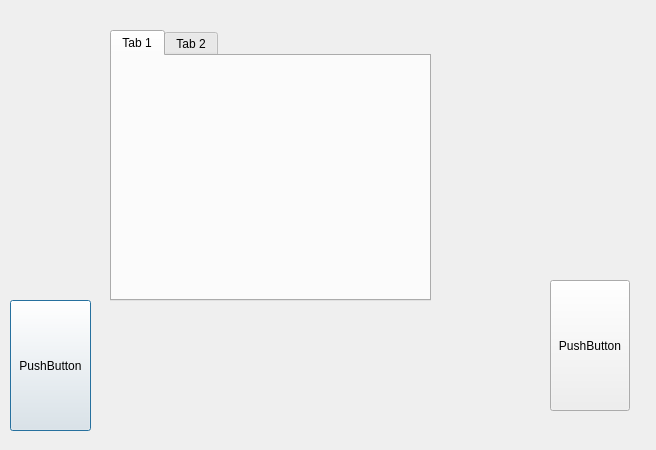
Qt form helpdialog.ui (Frozen-Team/CBDM-Shell) before a commit.
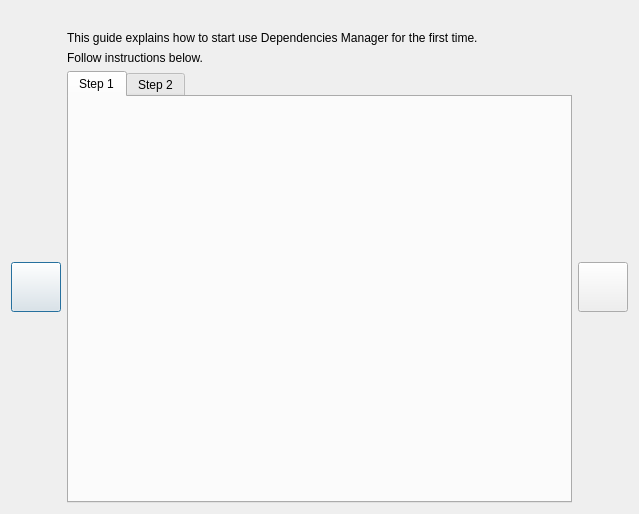
The same form after that commit. Icons and pictures are not drawn.

```diff
--- a/helpdialog.ui
+++ b/helpdialog.ui
@@ -6,59 +6,154 @@
    <rect>
     <x>0</x>
     <y>0</y>
-    <width>656</width>
-    <height>450</height>
+    <width>639</width>
+    <height>514</height>
    </rect>
   </property>
   <property name="windowTitle">
    <string>Dialog</string>
   </property>
-  <widget class="QPushButton" name="pushButton">
-   <property name="geometry">
-    <rect>
-     <x>10</x>
-     <y>300</y>
-     <width>81</width>
-     <height>131</height>
-    </rect>
-   </property>
-   <property name="text">
-    <string>PushButton</string>
-   </property>
-  </widget>
-  <widget class="QPushButton" name="pushButton_2">
-   <property name="geometry">
-    <rect>
-     <x>550</x>
-     <y>280</y>
-     <width>80</width>
-     <height>131</height>
-    </rect>
-   </property>
-   <property name="text">
-    <string>PushButton</string>
-   </property>
-  </widget>
-  <widget class="QTabWidget" name="tabWidget">
-   <property name="geometry">
-    <rect>
-     <x>110</x>
-     <y>30</y>
-     <width>321</width>
-     <height>271</height>
-    </rect>
-   </property>
-   <widget class="QWidget" name="tab">
-    <attribute name="title">
-     <string>Tab 1</string>
-    </attribute>
-   </widget>
-   <widget class="QWidget" name="tab_2">
-    <attribute name="title">
-     <string>Tab 2</string>
-    </attribute>
-   </widget>
-  </widget>
+  <layout class="QGridLayout" name="gridLayout">
+   <item row="0" column="1">
+    <layout class="QVBoxLayout" name="verticalLayout">
+     <item>
+      <widget class="QLabel" name="versionLabel">
+       <property name="toolTipDuration">
+        <number>9</number>
+       </property>
+       <property name="text">
+        <string/>
+       </property>
+      </widget>
+     </item>
+     <item>
+      <widget class="QLabel" name="label_2">
+       <property name="text">
+        <string>This guide explains how to start use Dependencies Manager for the first time.</string>
+       </property>
+      </widget>
+     </item>
+     <item>
+      <widget class="QLabel" name="label_3">
+       <property name="text">
+        <string>Follow instructions below. </string>
+       </property>
+      </widget>
+     </item>
+    </layout>
+   </item>
+   <item row="1" column="0">
+    <layout class="QVBoxLayout" name="verticalLayout_2">
+     <item>
+      <spacer name="verticalSpacer_2">
+       <property name="orientation">
+        <enum>Qt::Vertical</enum>
+       </property>
+       <property name="sizeHint" stdset="0">
+        <size>
+         <width>20</width>
+         <height>40</height>
+        </size>
+       </property>
+      </spacer>
+     </item>
+     <item>
+      <widget class="QPushButton" name="prevButton">
+       <property name="minimumSize">
+        <size>
+         <width>50</width>
+         <height>50</height>
+        </size>
+       </property>
+       <property name="text">
+        <string/>
+       </property>
+       <property name="icon">
+        <iconset resource="res.qrc">
+         <normaloff>:/res/Resources/left.png</normaloff>:/res/Resources/left.png</iconset>
+       </property>
+      </widget>
+     </item>
+     <item>
+      <spacer name="verticalSpacer_3">
+       <property name="orientation">
+        <enum>Qt::Vertical</enum>
+       </property>
+       <property name="sizeHint" stdset="0">
+        <size>
+         <width>20</width>
+         <height>40</height>
+        </size>
+       </property>
+      </spacer>
+     </item>
+    </layout>
+   </item>
+   <item row="1" column="1">
+    <widget class="QTabWidget" name="tabWidget">
+     <property name="currentIndex">
+      <number>0</number>
+     </property>
+     <widget class="QWidget" name="step_1_tab">
+      <attribute name="title">
+       <string>Step 1</string>
+      </attribute>
+     </widget>
+     <widget class="QWidget" name="step_2_tab">
+      <attribute name="title">
+       <string>Step 2</string>
+      </attribute>
+     </widget>
+    </widget>
+   </item>
+   <item row="1" column="2">
+    <layout class="QVBoxLayout" name="verticalLayout_3">
+     <item>
+      <spacer name="verticalSpacer_4">
+       <property name="orientation">
+        <enum>Qt::Vertical</enum>
+       </property>
+       <property name="sizeHint" stdset="0">
+        <size>
+         <width>20</width>
+         <height>40</height>
+        </size>
+       </property>
+      </spacer>
+     </item>
+     <item>
+      <widget class="QPushButton" name="nextButton">
+       <property name="minimumSize">
+        <size>
+         <width>50</width>
+         <height>50</height>
+        </size>
+       </property>
+       <property name="text">
+        <string/>
+       </property>
+       <property name="icon">
+        <iconset resource="res.qrc">
+         <normaloff>:/res/Resources/right.png</normaloff>:/res/Resources/right.png</iconset>
+       </property>
+      </widget>
+     </item>
+     <item>
+      <spacer name="verticalSpacer_5">
+       <property name="orientation">
+        <enum>Qt::Vertical</enum>
+       </property>
+       <property name="sizeHint" stdset="0">
+        <size>
+         <width>20</width>
+         <height>40</height>
+        </size>
+       </property>
+      </spacer>
+     </item>
+    </layout>
+   </item>
+  </layout>
  </widget>
  <resources/>
  <connections/>
```
Left out of the diff: 6 changed lines with no effect on the pictures.
